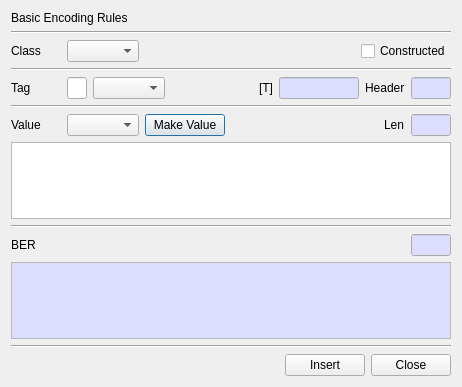
Above: BerEditor/insert_ber_dlg.ui from jykim74/BerEditor before the change. Below: the same form after it.
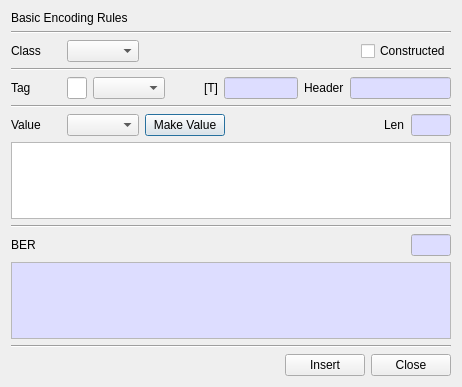
That is the form after the change.

The edit to the form file:
```diff
--- a/BerEditor/insert_ber_dlg.ui
+++ b/BerEditor/insert_ber_dlg.ui
@@ -176,7 +176,7 @@
        </property>
        <property name="maximumSize">
         <size>
-         <width>40</width>
+         <width>120</width>
          <height>16777215</height>
         </size>
        </property>
```
